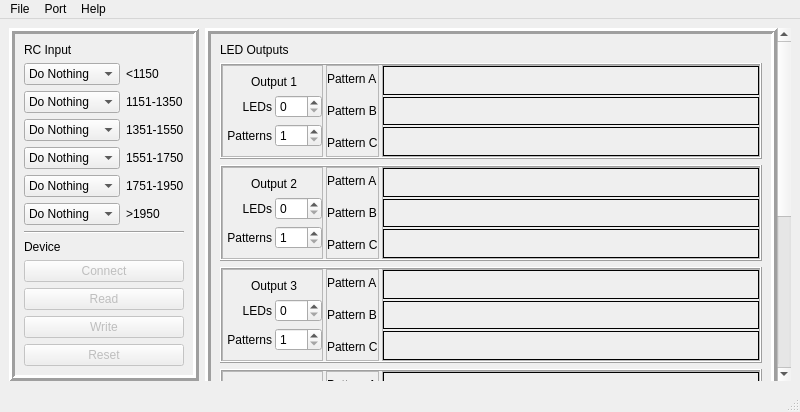
bemcgarvey/LED-Controller, file client/LED-ControllerClient/mainwindow.ui: the form before one commit.
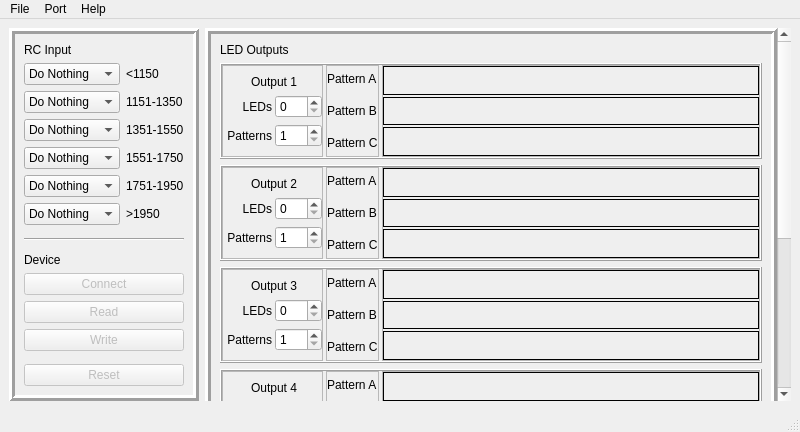
The form after the commit. Custom widgets are drawn as their Qt base class.

```diff
--- a/client/LED-ControllerClient/mainwindow.ui
+++ b/client/LED-ControllerClient/mainwindow.ui
@@ -7,7 +7,7 @@
     <x>0</x>
     <y>0</y>
     <width>800</width>
-    <height>404</height>
+    <height>432</height>
    </rect>
   </property>
   <property name="windowTitle">
```
Left out of the diff: 100 changed lines with no effect on the pictures.
